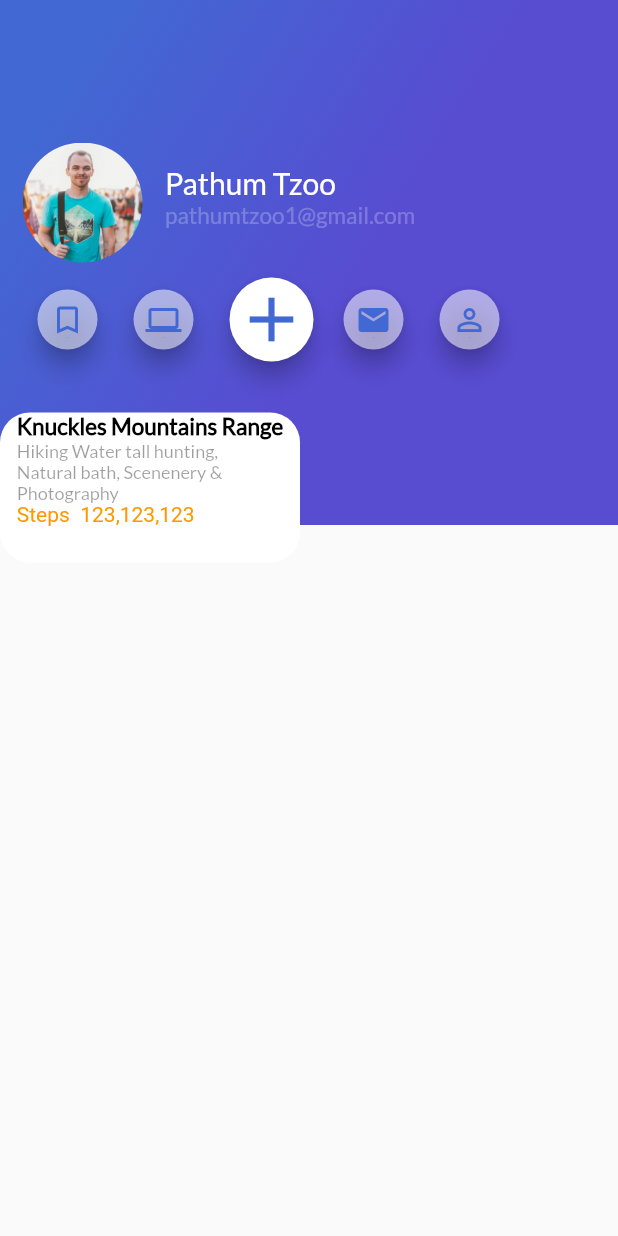
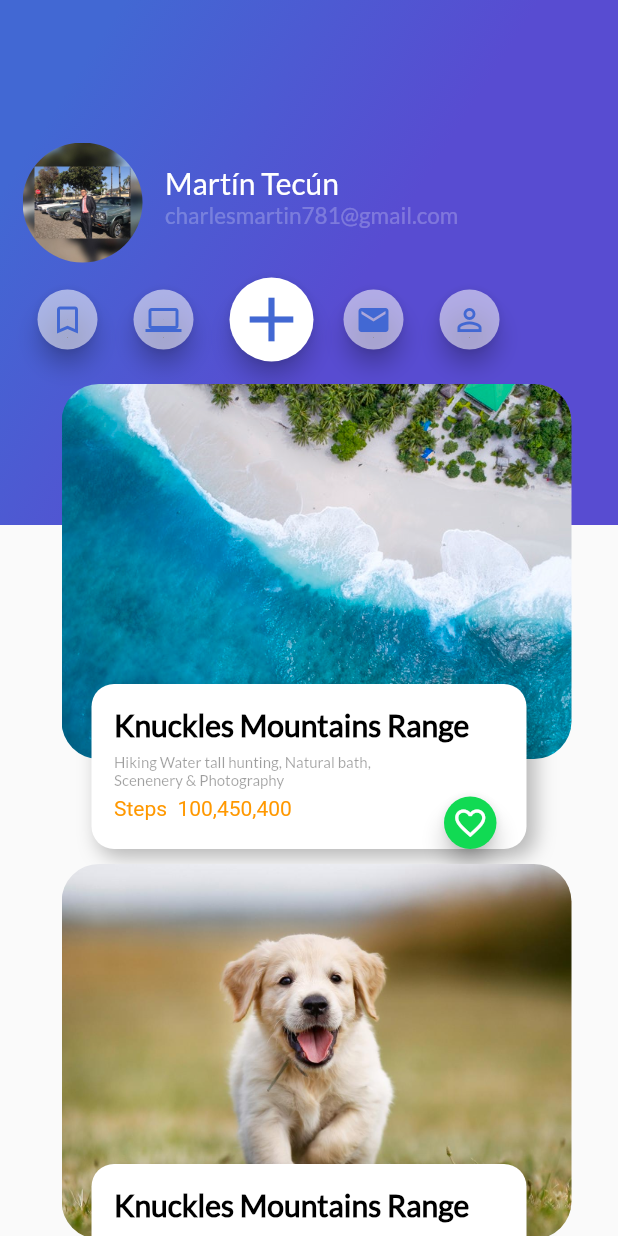
Before and after one commit to tecunMartin/course_Flutter_avanzado_platzi, a Flutter app: the ProfileTrips screen opened directly, on a phone screen of 412 x 824 dp. Run offline on Flutter 3.47's test engine with Material 2 defaults, Android fonts, the phone set to English and light mode, and no system bars.

Commit message:
Creamos todo lo de perfil

```diff
--- a/lib/Icons_superior_perfil.dart
+++ b/lib/Icons_superior_perfil.dart
@@ -3,7 +3,6 @@ import 'package:platzi_tripss_app/datos_user.dart';
 
 
 class SuperiorIcons extends StatelessWidget {
-
   @override
   Widget build(BuildContext context) {
 
@@ -42,7 +41,7 @@ class SuperiorIcons extends StatelessWidget {
 
     return Column(
       children: <Widget>[
-        DatosUser(userName:"Pathum Tzoo",email:"pathumtzoo1@gmail.com",pathImage: "assets/img/people.jpg"),
+        DatosUser(userName:"Martín Tecún",email:"charlesmartin781@gmail.com",pathImage: "assets/img/me.jpg"),
         ordenIcons,
       ],
     );
--- /dev/null
+++ b/lib/imagen_fondo_perfil.dart
@@ -0,0 +1,26 @@
+import 'package:flutter/material.dart';
+
+class ImagenFondoPerfil extends StatelessWidget {
+
+  String path = "assets/img/beach.jpeg";
+  ImagenFondoPerfil({this.path});
+
+  @override
+  Widget build(BuildContext context){
+    return Container(
+      height: 250,
+      width: 340,
+      margin: EdgeInsets.only(
+        left: 10,
+      ),
+
+      decoration: BoxDecoration(
+        borderRadius: BorderRadius.circular(25),
+        image: DecorationImage(
+          fit: BoxFit.cover,
+          image: AssetImage(path)
+        ),
+      ),
+    );
+  }
+}
--- a/lib/imagenes_fondo.dart
+++ b/lib/imagenes_fondo.dart
@@ -1,21 +1,27 @@
 import 'package:flutter/material.dart';
+import 'package:platzi_tripss_app/imagen_fondo_perfil.dart';
 import 'package:platzi_tripss_app/tarjeta_datos_perfil.dart';
 
 class ImageFondo extends StatelessWidget {
+  String pathI = "assets/img/dog.jpg";
+  String titleI = "Knuckles Mountains Range";
+  String stepsI = "123,123,123";
+  String descripcionI = "Hiking Water tall hunting, Natural bath, Scenenery & Photography";
+
+  ImageFondo({this.pathI,this.titleI,this.descripcionI,this.stepsI});
+
   @override
   Widget build(BuildContext context) {
-    Widget imgFondo= Container(
-      width: 80,
-      height: 80,
-      decoration: BoxDecoration(
-        image: DecorationImage(
-          image: AssetImage("assets/beach.jpeg"),
-          fit: BoxFit.cover,
+      return Container(
+        margin: EdgeInsets.only(
+          top:10,
         ),
-      ),
-    );
-
-      return TarjetaPerfil();
-
+        child: Stack(
+          children: <Widget>[
+            ImagenFondoPerfil(path: pathI,),
+            TarjetaDatosPerfil(title: titleI,steps: stepsI ,descripcion: descripcionI,),
+          ],
+        ),
+      );
   }
 }
--- a/lib/profile_trips.dart
+++ b/lib/profile_trips.dart
@@ -1,7 +1,7 @@
 import 'package:flutter/material.dart';
+import 'package:platzi_tripss_app/gradient_back.dart';
 import 'package:platzi_tripss_app/Icons_superior_perfil.dart';
-import 'package:platzi_tripss_app/gradient_back.dart';
-import 'package:platzi_tripss_app/imagenes_fondo.dart';
+import 'package:platzi_tripss_app/review_list_profile.dart';
 
 class ProfileTrips extends StatelessWidget {
   const ProfileTrips({Key key}) : super(key: key);
@@ -9,13 +9,13 @@ class ProfileTrips extends StatelessWidget {
   @override
   Widget build(BuildContext context) {
     return Scaffold(
-      body: Column(
+      body: Stack(
         children: <Widget>[
-          Stack(
+          GradientBack(title: "Profile", size: 350.0, heightS: -5,),
+          ListView(
             children: <Widget>[
-              GradientBack(title: "Profile", size: 350.0, heightS: -5,),
               SuperiorIcons(),
-              ImageFondo(),
+              ReviewListProfile(),
             ],
           ),
         ],
--- /dev/null
+++ b/lib/review_list_profile.dart
@@ -0,0 +1,15 @@
+import 'package:flutter/material.dart';
+import 'package:platzi_tripss_app/imagenes_fondo.dart';
+
+class ReviewListProfile extends StatelessWidget {
+  @override
+  Widget build(BuildContext context) {
+    return Column(
+      children: <Widget>[
+        ImageFondo(pathI: "assets/img/beach.jpeg",titleI: "Knuckles Mountains Range",descripcionI: "Hiking Water tall hunting, Natural bath, Scenenery & Photography",stepsI: "100,450,400",),
+        ImageFondo(pathI: "assets/img/dog.jpg",titleI: "Knuckles Mountains Range",descripcionI: "Hiking Water tall hunting, Natural bath, Scenenery & Photography",stepsI: "100,450,400",),
+        ImageFondo(pathI: "assets/img/mountain.jpeg",titleI: "Knuckles Mountains Range",descripcionI: "Hiking Water tall hunting, Natural bath, Scenenery & Photography",stepsI: "100,450,400",),
+      ],
+    );
+  }
+}
--- a/lib/tarjeta_datos_perfil.dart
+++ b/lib/tarjeta_datos_perfil.dart
@@ -1,50 +1,92 @@
 import 'package:flutter/material.dart';
+import 'package:platzi_tripss_app/floating_action_button_green.dart';
 
+
+class TarjetaDatosPerfil extends StatelessWidget {
   String title = "Knuckles Mountains Range";
   String descripcion ="Hiking Water tall hunting, Natural bath, Scenenery & Photography";
   String steps = "123,123,123";
 
-class TarjetaPerfil extends StatelessWidget {
+  TarjetaDatosPerfil({this.title,this.descripcion,this.steps});
+
+
   @override
   Widget build(BuildContext context) {
   return Container(
+
     alignment: Alignment.center,
+    padding: EdgeInsets.only(
+      top: 15,
+      left: 15,
+      right: 20,
+    ),
     margin: EdgeInsets.only(
-      top: 275
+      top: 200,
+      left: 30,
     ),
-    width: 200,
-    height: 100,
+    width: 290,
+    height: 110,
     decoration: BoxDecoration(
+      boxShadow: [
+        BoxShadow(
+          color: Colors.black26,
+          spreadRadius: 1,
+          blurRadius: 10,
+          offset: Offset(5, 5),
+        )
+      ],
       color: Colors.white,
-      borderRadius: BorderRadius.circular(20),
+      borderRadius: BorderRadius.circular(15),
     ),
-    child: Column(
+    child: Stack(
+      children: <Widget>[
+        Column(
           crossAxisAlignment: CrossAxisAlignment.start,
           children: <Widget>[
-        Text(title,
+            Container(
+              margin: EdgeInsets.only(bottom: 7),
+              child: Text(title,
                 style: TextStyle(
                   fontFamily: "Lato",
                   color: Colors.black,
-            fontSize: 15,
+                  fontSize: 20,
                   fontWeight: FontWeight.bold
+                ),
               ),
             ),
             Container(
               width: 175,
+              margin: EdgeInsets.only(bottom: 5),
               child: Text(descripcion,
                 style: TextStyle(
                   color: Colors.black38,
                   fontFamily: "Lato",
-              fontSize: 12,
+                  fontSize: 10,
                 ),
               ),
             ),
             Text("Steps  $steps",
+
             style: TextStyle(
               color:Colors.orange,
             ),),
           ],
         ),
+        _crearButton(),
+      ],
+    ),
   );
   }
+
+  Widget _crearButton(){
+    return Container(
+      margin: EdgeInsets.only(
+        left: 220,
+        top: 60
+      ),
+      child:FloatingActionButtonGreen(),
+    );
   }
+
+
+}
```
Also changed, not shown: assets/img/me.jpg (added), lib/home_trip.dart (line endings or trailing spaces). Lines whose indentation alone changed are shown as unchanged.
